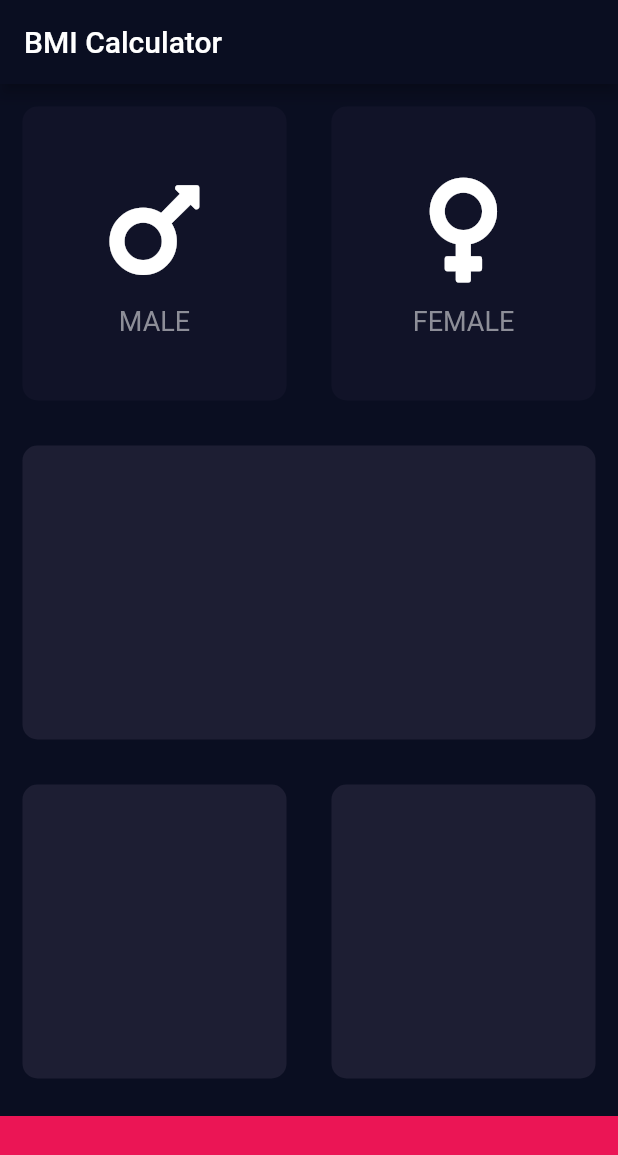
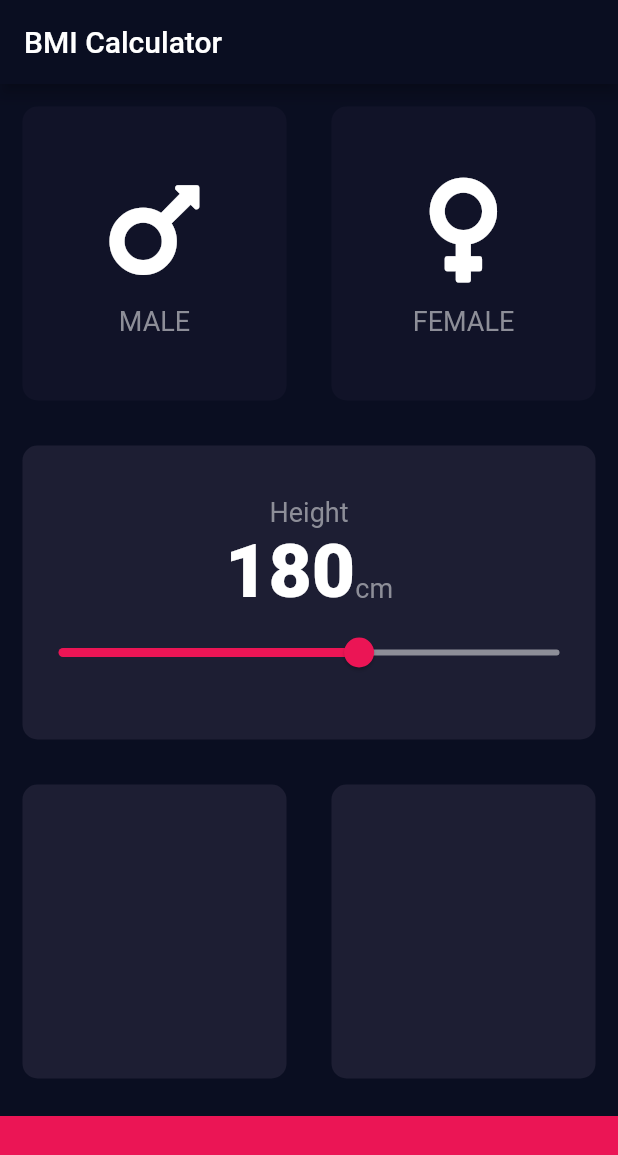
Before and after one commit to v3nk3y/bmi_cal, a Flutter app: the screen it shows after launch, on a phone screen of 412 x 824 dp. Shown: the top 1155 px of the screen. Run offline on Flutter 3.47's test engine with Material 2 defaults, Android fonts, the phone set to English and light mode, and no system bars; our stand-ins replace font_awesome_flutter.

Commit message:
Slider widget added, constants refactored

```diff
--- /dev/null
+++ b/lib/constants.dart
@@ -0,0 +1,28 @@
+import 'package:flutter/material.dart';
+import 'package:font_awesome_flutter/font_awesome_flutter.dart';
+
+// home page
+const kActiveCardColor = Color(0xFF1D1E33);
+const kInactiveCardColor = Color(0xFF111328);
+const kHomeBottomContainerColor = Color(0xFFEB1555);
+const kHomeBottomContainerHeight = 80.0;
+const kMaleCardIcon = FontAwesomeIcons.mars;
+const kFemaleCardIcon = FontAwesomeIcons.venus;
+const kMaleCardText = 'MALE';
+const kFemaleCardText = 'FEMALE';
+const kNumberTextStyle = TextStyle(
+  fontSize: 50.0,
+  fontWeight: FontWeight.w900,
+);
+const kSliderMin = 120.0;
+const kSliderMax = 220.0;
+const kSliderActiveColor = Color(0xFFEB1555);
+const kSliderInactiveColor = Color(0xFF8D8E98);
+
+// icon content
+const double kIconDefualtSize = 80.0;
+const double kSizedBoxHeight = 10.0;
+const TextStyle kIconLabelStyle = TextStyle(
+  fontSize: 18.0,
+  color: Color(0xFF8D8E98),
+);
--- a/lib/home_page.dart
+++ b/lib/home_page.dart
@@ -1,16 +1,8 @@
 import 'package:flutter/material.dart';
-import 'package:font_awesome_flutter/font_awesome_flutter.dart';
+import 'package:flutter/widgets.dart';
 import 'icon_content.dart';
 import 'reusable_card.dart';
-
-const activeCardColor = Color(0xFF1D1E33);
-const inactiveCardColor = Color(0xFF111328);
-const homeBottomContainerColor = Color(0xFFEB1555);
-const homeBottomContainerHeight = 80.0;
-const maleCardIcon = FontAwesomeIcons.mars;
-const femaleCardIcon = FontAwesomeIcons.venus;
-const maleCardText = 'MALE';
-const femaleCardText = 'FEMALE';
+import 'constants.dart';
 
 enum Gender { Male, Female }
 
@@ -23,6 +15,7 @@ class _HomePageState extends State<HomePage> {
   Color maleCardColor = Color(0xFF111328);
   Color femaleCardColor = Color(0xFF111328);
   Gender selectedGender;
+  int height = 180;
 
   @override
   Widget build(BuildContext context) {
@@ -31,6 +24,7 @@ class _HomePageState extends State<HomePage> {
         title: Text('BMI Calculator'),
       ),
       body: Column(
+        crossAxisAlignment: CrossAxisAlignment.stretch,
         children: <Widget>[
           Expanded(
             child: Row(
@@ -38,11 +32,11 @@ class _HomePageState extends State<HomePage> {
                 Expanded(
                   child: ReusableCard(
                     colour: selectedGender == Gender.Male
-                        ? activeCardColor
-                        : inactiveCardColor,
+                        ? kActiveCardColor
+                        : kInactiveCardColor,
                     cardChild: IconContent(
-                      iconName: maleCardIcon,
-                      iconLabel: maleCardText,
+                      iconName: kMaleCardIcon,
+                      iconLabel: kMaleCardText,
                     ),
                     onPress: () {
                       setState(() {
@@ -54,11 +48,11 @@ class _HomePageState extends State<HomePage> {
                 Expanded(
                   child: ReusableCard(
                     colour: selectedGender == Gender.Female
-                        ? activeCardColor
-                        : inactiveCardColor,
+                        ? kActiveCardColor
+                        : kInactiveCardColor,
                     cardChild: IconContent(
-                      iconName: femaleCardIcon,
-                      iconLabel: femaleCardText,
+                      iconName: kFemaleCardIcon,
+                      iconLabel: kFemaleCardText,
                     ),
                     onPress: () {
                       setState(() {
@@ -71,31 +65,63 @@ class _HomePageState extends State<HomePage> {
             ),
           ),
           Expanded(
-            child: Row(
-              children: <Widget>[
-                Expanded(
-                  child: ReusableCard(colour: activeCardColor),
-                ),
-              ],
+            child: ReusableCard(
+              colour: kActiveCardColor,
+              cardChild: Column(
+                mainAxisAlignment: MainAxisAlignment.center,
+                children: <Widget>[
+                  Text(
+                    'Height',
+                    style: kIconLabelStyle,
+                  ),
+                  Row(
+                    mainAxisAlignment: MainAxisAlignment.center,
+                    crossAxisAlignment: CrossAxisAlignment.baseline,
+                    textBaseline: TextBaseline.alphabetic,
+                    children: <Widget>[
+                      Text(
+                        height.toString(),
+                        style: kNumberTextStyle,
+                      ),
+                      Text(
+                        'cm',
+                        style: kIconLabelStyle,
+                      ),
+                    ],
+                  ),
+                  Slider(
+                    value: height.toDouble(),
+                    min: kSliderMin,
+                    max: kSliderMax,
+                    activeColor: kSliderActiveColor,
+                    inactiveColor: kSliderInactiveColor,
+                    onChanged: (double newValue) {
+                      setState(() {
+                        height = newValue.round();
+                      });
+                    },
+                  ),
+                ],
+              ),
             ),
           ),
           Expanded(
             child: Row(
               children: <Widget>[
                 Expanded(
-                  child: ReusableCard(colour: activeCardColor),
+                  child: ReusableCard(colour: kActiveCardColor),
                 ),
                 Expanded(
-                  child: ReusableCard(colour: activeCardColor),
+                  child: ReusableCard(colour: kActiveCardColor),
                 ),
               ],
             ),
           ),
           Container(
-            color: homeBottomContainerColor,
+            color: kHomeBottomContainerColor,
             margin: EdgeInsets.only(top: 10.0),
             width: double.infinity,
-            height: homeBottomContainerHeight,
+            height: kHomeBottomContainerHeight,
           )
         ],
       ),
--- a/lib/icon_content.dart
+++ b/lib/icon_content.dart
@@ -1,11 +1,5 @@
 import 'package:flutter/material.dart';
-
-const double iconDefualtSize = 80.0;
-const double sizedBoxHeight = 10.0;
-const TextStyle iconLabelStyle = TextStyle(
-  fontSize: 18.0,
-  color: Color(0xFF8D8E98),
-);
+import 'constants.dart';
 
 class IconContent extends StatelessWidget {
   const IconContent({@required this.iconName, @required this.iconLabel});
@@ -19,12 +13,12 @@ class IconContent extends StatelessWidget {
       children: <Widget>[
         Icon(
           iconName,
-          size: iconDefualtSize,
+          size: kIconDefualtSize,
         ),
         SizedBox(
-          height: sizedBoxHeight,
+          height: kSizedBoxHeight,
         ),
-        Text(iconLabel, style: iconLabelStyle)
+        Text(iconLabel, style: kIconLabelStyle)
       ],
     );
   }
```
